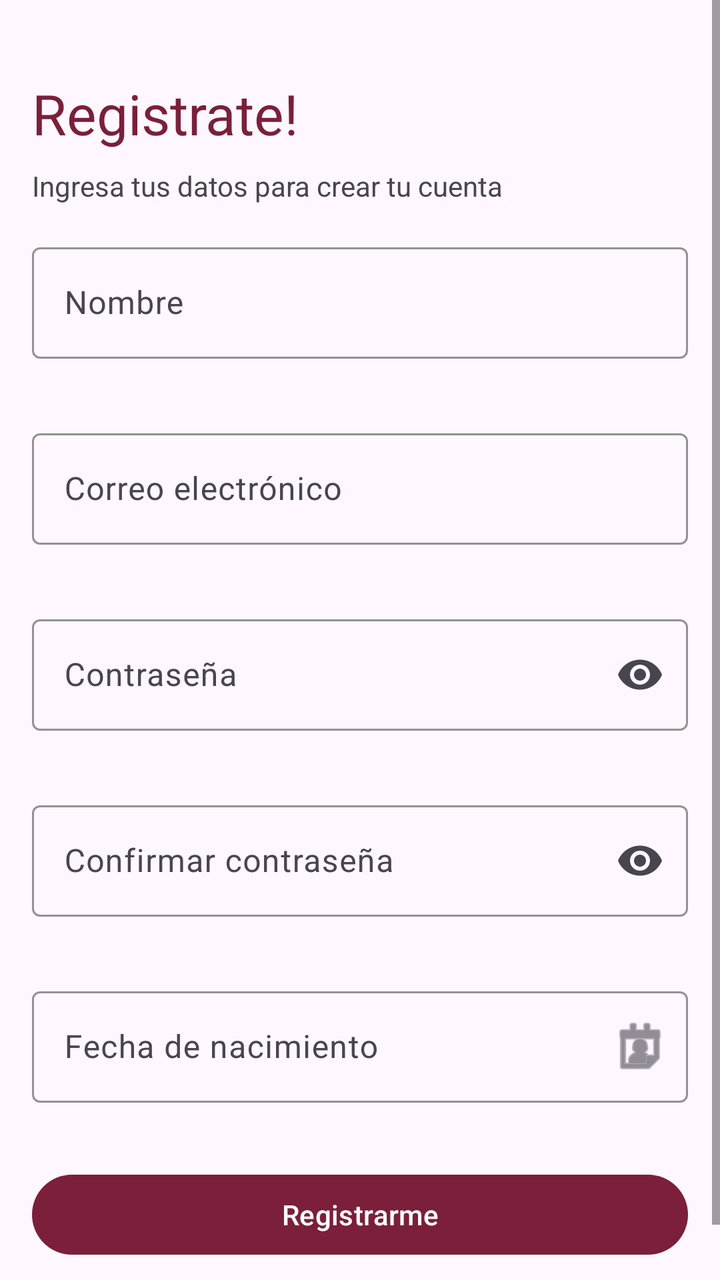
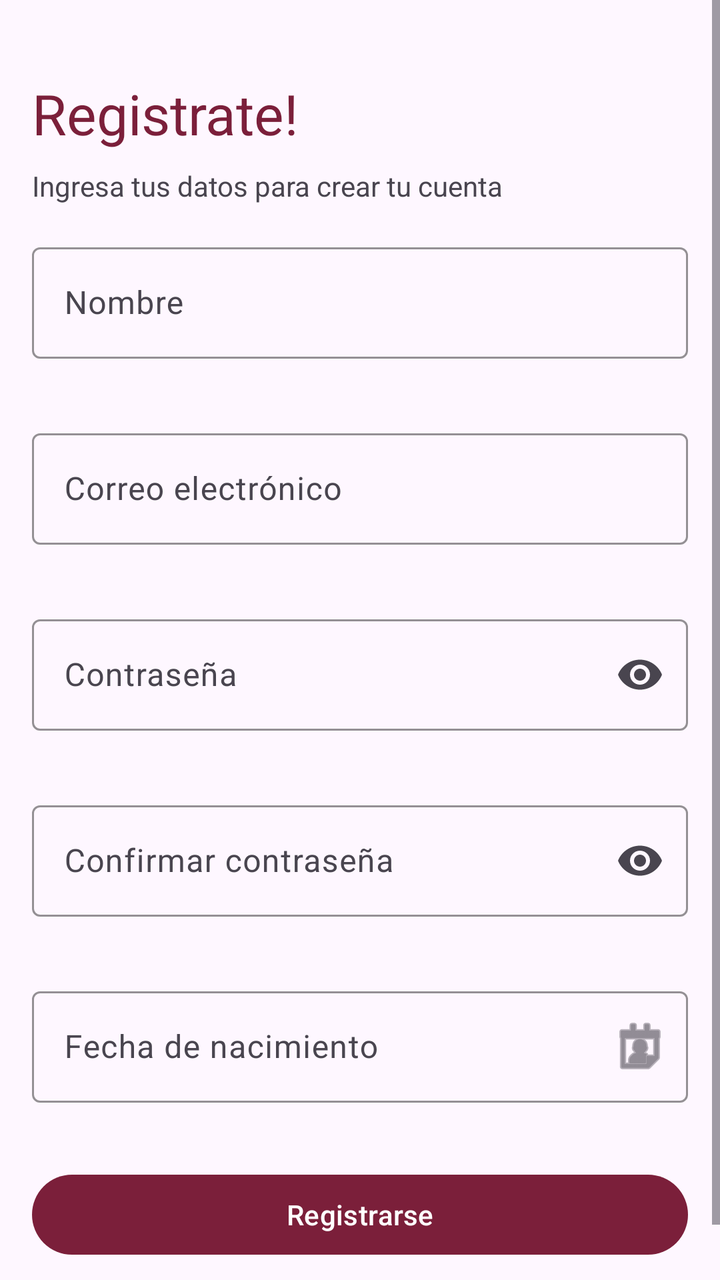

Compare the two renders of this Android layout. The source of the first and the diff that turns it into the second are given below.
<!-- AndroidManifest.xml: application theme Theme.Login -->
<!-- res/layout/activity_register_login.xml -->
<?xml version="1.0" encoding="utf-8"?>
<ScrollView xmlns:android="http://schemas.android.com/apk/res/android"
    xmlns:app="http://schemas.android.com/apk/res-auto"
    xmlns:tools="http://schemas.android.com/tools"
    android:id="@+id/main"
    android:layout_width="match_parent"
    android:layout_height="match_parent"
    tools:context=".RegisterLogin">
<LinearLayout
    android:layout_width="match_parent"
    android:layout_height="wrap_content"
    android:orientation="vertical"
    >

    <TextView
        android:layout_width="match_parent"
        android:layout_height="wrap_content"
        android:layout_marginHorizontal="16dp"
        android:text="Registrate!"
        android:textSize="28sp"
        android:textColor="@color/primario"
        android:layout_marginTop="38dp"/>

    <TextView
        android:layout_width="match_parent"
        android:layout_height="wrap_content"
        android:layout_marginHorizontal="16dp"
        android:layout_marginTop="8dp"
        android:text="Ingresa tus datos para crear tu cuenta"
        />

    <com.google.android.material.textfield.TextInputLayout
        android:layout_width="match_parent"
        android:layout_height="wrap_content"
        android:hint="Nombre"
        android:layout_margin="16dp"
        app:boxStrokeColor="@color/primario"
        app:hintTextColor="@color/primario">
        <com.google.android.material.textfield.TextInputEditText
            android:id="@+id/campo_nombre"
            android:layout_width="match_parent"
            android:layout_height="wrap_content"
            ></com.google.android.material.textfield.TextInputEditText>
    </com.google.android.material.textfield.TextInputLayout>

    <com.google.android.material.textfield.TextInputLayout
        android:layout_width="match_parent"
        android:layout_height="wrap_content"
        android:hint="Correo electrónico"
        android:layout_margin="16dp"
        app:boxStrokeColor="@color/primario"
        app:hintTextColor="@color/primario">
        <com.google.android.material.textfield.TextInputEditText
            android:id="@+id/campo_correo"
            android:layout_width="match_parent"
            android:layout_height="wrap_content"
            ></com.google.android.material.textfield.TextInputEditText>
    </com.google.android.material.textfield.TextInputLayout>

    <com.google.android.material.textfield.TextInputLayout
        android:layout_width="match_parent"
        android:layout_height="wrap_content"
        android:hint="Contraseña"
        app:boxStrokeColor="@color/primario"
        app:hintTextColor="@color/primario"
        android:layout_margin="16dp"
        app:endIconMode="password_toggle"
        >
        <com.google.android.material.textfield.TextInputEditText
            android:id="@+id/campo_contra"
            android:layout_width="match_parent"
            android:layout_height="wrap_content"
            android:inputType="textPassword">

        </com.google.android.material.textfield.TextInputEditText>
    </com.google.android.material.textfield.TextInputLayout>

    <com.google.android.material.textfield.TextInputLayout
        android:layout_width="match_parent"
        android:layout_height="wrap_content"
        android:hint="Confirmar contraseña"
        app:boxStrokeColor="@color/primario"
        app:hintTextColor="@color/primario"
        android:layout_margin="16dp"
        app:endIconMode="password_toggle"
        >
        <com.google.android.material.textfield.TextInputEditText
            android:id="@+id/campo_confirm"
            android:layout_width="match_parent"
            android:layout_height="wrap_content"
            android:inputType="textPassword">

        </com.google.android.material.textfield.TextInputEditText>
    </com.google.android.material.textfield.TextInputLayout>

    <com.google.android.material.textfield.TextInputLayout
        android:layout_width="match_parent"
        android:layout_height="wrap_content"
        android:hint="Fecha de nacimiento"
        android:layout_margin="16dp"
        app:boxStrokeColor="@color/primario"
        app:hintTextColor="@color/primario"
        app:endIconMode="custom"
        app:endIconDrawable="@android:drawable/ic_menu_my_calendar">
        <com.google.android.material.textfield.TextInputEditText
            android:id="@+id/campo_nacimiento"
            android:layout_width="match_parent"
            android:layout_height="wrap_content"
            android:focusable="false"
            android:clickable="true"
            android:inputType="none" />
    </com.google.android.material.textfield.TextInputLayout>

    <com.google.android.material.button.MaterialButton
        android:id="@+id/btn_registrar"
        android:layout_width="match_parent"
        android:layout_height="wrap_content"
        android:layout_margin="16dp"
        android:text="Registrarme"
        app:backgroundTint="@color/primario" />
    <TextView
        android:id="@+id/btn_regresar"
        android:layout_width="match_parent"
        android:layout_height="wrap_content"
        android:text="Regresar al inicio"
        android:textColor="@color/text"
        android:textAlignment="center"
        android:textSize="16sp"
        />

</LinearLayout>
</ScrollView>
<!-- resources referenced by this layout -->
<resources>
  <color name="primario">#7B1F3A</color>
  <color name="text">#686868</color>
  <style name="Theme.Login" parent="Base.Theme.Login" />
  <style name="Base.Theme.Login" parent="Theme.Material3.DayNight.NoActionBar">
          
          
      </style>
</resources>

<!-- the commit's change to res/layout/activity_register_login.xml (unified diff, before → after) -->
@@ -94,6 +94,7 @@
     </com.google.android.material.textfield.TextInputLayout>
 
     <com.google.android.material.textfield.TextInputLayout
+        android:id="@+id/layout_nacimiento"
         android:layout_width="match_parent"
         android:layout_height="wrap_content"
         android:hint="Fecha de nacimiento"
@@ -116,7 +117,7 @@
         android:layout_width="match_parent"
         android:layout_height="wrap_content"
         android:layout_margin="16dp"
-        android:text="Registrarme"
+        android:text="Registrarse"
         app:backgroundTint="@color/primario" />
     <TextView
         android:id="@+id/btn_regresar"
